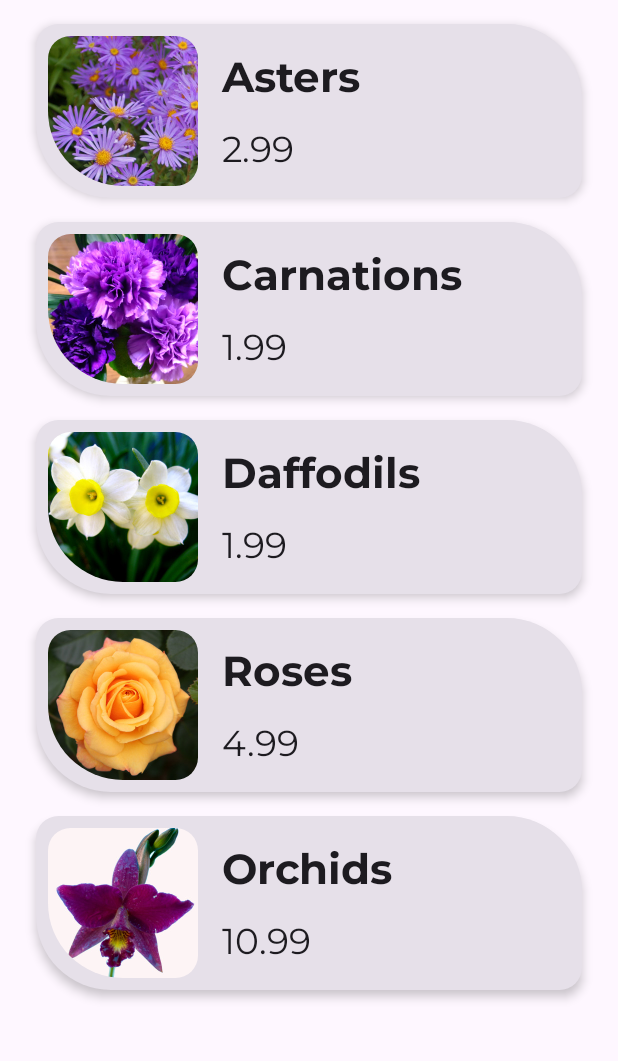
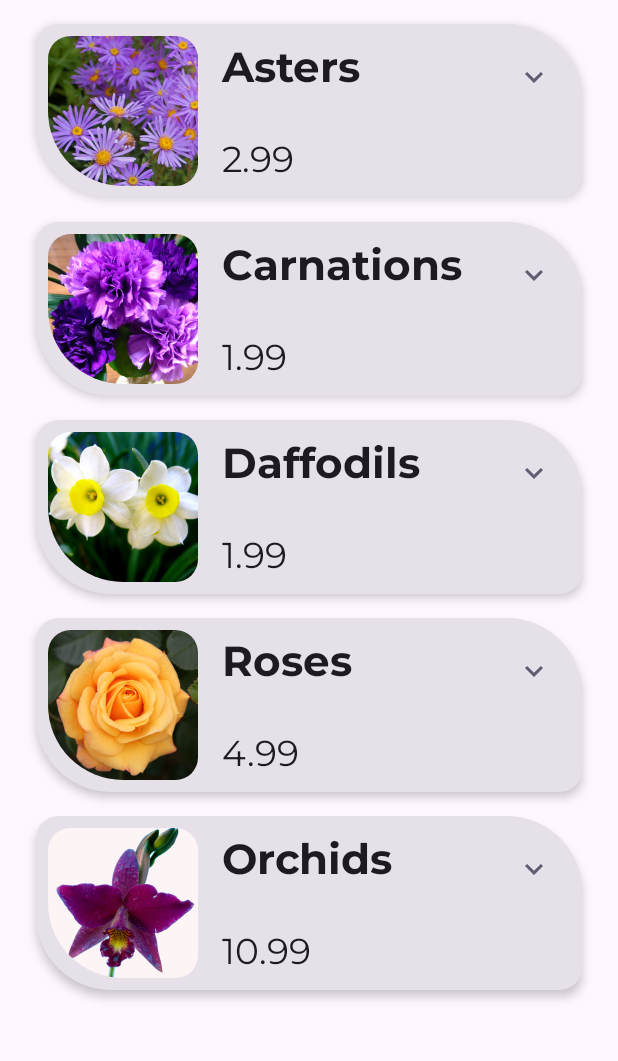
Before and after one commit to anya-pop/Flower_Shop, an Android app built with Jetpack Compose: the screen it shows after launch (MainActivity), on a phone screen of 412 x 824 dp, the part 96-1157 px from its top. Run offline under Robolectric (Android 15) with nearby library versions, the phone set to English and light mode, and no system bars.

Commit message:
animation of the description added

```diff
--- a/app/build.gradle.kts
+++ b/app/build.gradle.kts
@@ -66,6 +66,10 @@ dependencies {
     // display images from web or assets
     implementation("io.coil-kt:coil-compose:2.4.0")
 
+    // dropdown icon
+    implementation("androidx.compose.material:material-icons-extended")
+
+
 
     testImplementation("junit:junit:4.13.2")
     androidTestImplementation("androidx.test.ext:junit:1.1.5")
--- /dev/null
+++ b/app/src/main/java/sheridan/popovann/assignment2/ui/flowerlist/FlowerDescription.kt
@@ -0,0 +1,52 @@
+package sheridan.popovann.assignment2.ui.flowerlist
+
+import androidx.annotation.StringRes
+import androidx.compose.foundation.layout.Column
+import androidx.compose.material.icons.Icons
+import androidx.compose.material.icons.filled.ExpandLess
+import androidx.compose.material.icons.filled.ExpandMore
+import androidx.compose.material3.Icon
+import androidx.compose.material3.IconButton
+import androidx.compose.material3.MaterialTheme
+import androidx.compose.material3.Text
+import androidx.compose.runtime.Composable
+import androidx.compose.ui.Modifier
+import androidx.compose.ui.res.stringResource
+import sheridan.popovann.assignment2.R
+import sheridan.popovann.assignment2.domain.Flower
+
+@Composable
+fun FlowerItemButton(
+    expanded: Boolean,
+    onClick: () -> Unit,
+    modifier: Modifier = Modifier
+) {
+    IconButton(
+        onClick = onClick,
+        modifier = modifier
+    ) {
+        Icon(
+            imageVector = if (expanded) Icons.Filled.ExpandLess else Icons.Filled.ExpandMore,
+            contentDescription = stringResource(R.string.expand_button_content_description),
+            tint = MaterialTheme.colorScheme.secondary
+        )
+    }
+}
+@Composable
+fun FlowerDescription(
+    flower: Flower,
+    modifier: Modifier = Modifier
+) {
+    Column(
+        modifier = modifier
+    ) {
+        Text(
+            text = stringResource(R.string.about),
+            style = MaterialTheme.typography.labelSmall
+        )
+        Text(
+            text = flower.description,
+            style = MaterialTheme.typography.bodyLarge
+        )
+    }
+}
--- a/app/src/main/java/sheridan/popovann/assignment2/ui/flowerlist/ListBody.kt
+++ b/app/src/main/java/sheridan/popovann/assignment2/ui/flowerlist/ListBody.kt
@@ -4,22 +4,33 @@ import androidx.compose.foundation.layout.Arrangement
 import androidx.compose.foundation.layout.Column
 import androidx.compose.foundation.layout.PaddingValues
 import androidx.compose.foundation.layout.Row
+import androidx.compose.foundation.layout.Spacer
 import androidx.compose.foundation.layout.fillMaxWidth
 import androidx.compose.foundation.layout.padding
 import androidx.compose.foundation.layout.size
 import androidx.compose.foundation.lazy.LazyColumn
 import androidx.compose.foundation.lazy.items
+import androidx.compose.material.icons.Icons
+import androidx.compose.material.icons.filled.ExpandLess
+import androidx.compose.material.icons.filled.ExpandMore
 import androidx.compose.material3.Card
 import androidx.compose.material3.CardDefaults
+import androidx.compose.material3.Icon
+import androidx.compose.material3.IconButton
 import androidx.compose.material3.MaterialTheme
 import androidx.compose.material3.Text
 import androidx.compose.runtime.Composable
+import androidx.compose.runtime.getValue
+import androidx.compose.runtime.mutableStateOf
+import androidx.compose.runtime.remember
+import androidx.compose.runtime.setValue
 import androidx.compose.ui.Alignment
 import androidx.compose.ui.Modifier
 import androidx.compose.ui.draw.clip
 import androidx.compose.ui.layout.ContentScale
 import androidx.compose.ui.res.dimensionResource
 import androidx.compose.ui.res.pluralStringResource
+import androidx.compose.ui.res.stringResource
 import androidx.compose.ui.text.intl.Locale
 import androidx.compose.ui.unit.dp
 import androidx.compose.ui.unit.sp
@@ -27,6 +38,7 @@ import sheridan.popovann.assignment2.domain.Flower
 import coil.compose.AsyncImage
 import androidx.compose.ui.text.capitalize
 import sheridan.popovann.assignment2.R
+import sheridan.popovann.assignment2.ui.flowerlist.FlowerDescription
 
 
 @Composable
@@ -48,6 +60,8 @@ fun ListBody(
 
 @Composable
 fun FlowerItem(flower: Flower) {
+    var expanded by remember { mutableStateOf(false) }
+
     Card(
         elevation = CardDefaults.cardElevation(defaultElevation = 4.dp),
         modifier = Modifier
@@ -82,7 +96,24 @@ fun FlowerItem(flower: Flower) {
                         fontSize = 28.sp,
                         style = MaterialTheme.typography.displayMedium
                     )
+                    Spacer(Modifier.weight(1f))
+                    FlowerItemButton(
+                        expanded = expanded,
+                        onClick = { expanded = !expanded },
+                    )
 
+
+                }
+                if (expanded) {
+                    FlowerDescription(
+                        flower,
+                        modifier = Modifier.padding(
+                            start = dimensionResource(R.dimen.padding_medium),
+                            top = dimensionResource(R.dimen.padding_small),
+                            bottom = dimensionResource(R.dimen.padding_medium),
+                            end = dimensionResource(R.dimen.padding_medium)
+                        )
+                    )
                 }
                 Text(
                     text = String.format("%.2f", flower.price),
--- a/app/src/main/res/values/strings.xml
+++ b/app/src/main/res/values/strings.xml
@@ -11,4 +11,8 @@
     <string name="loading_data">Loading Data</string>
     <string name="fake_delay">Fake delay, 2s</string>
     <string name="retry_button_label">Retry</string>
+    <string name="expand_button_content_description">See more information.</string>
+    <string name="about">About:</string>
+
+
 </resources>
```
